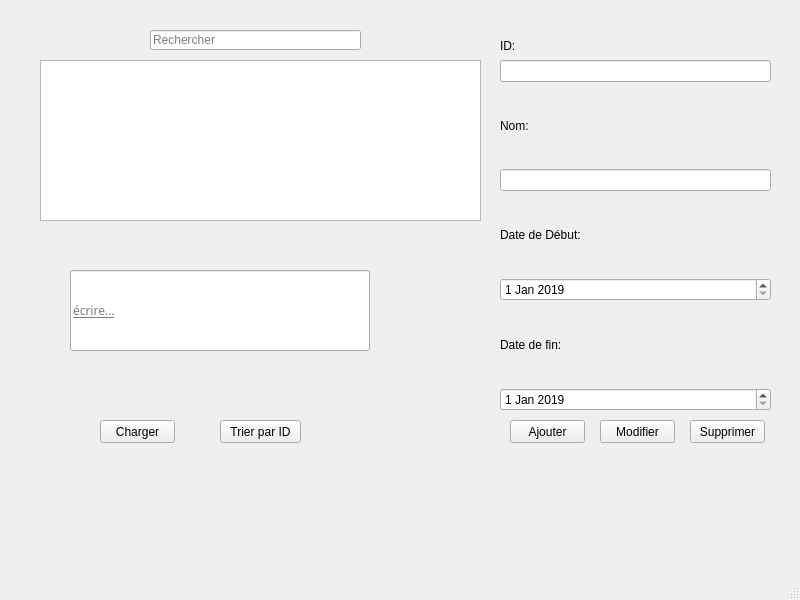
Above: mainwindow.ui from NourBenAmor/TRANSPORTOP before the change. Below: the same form after it.
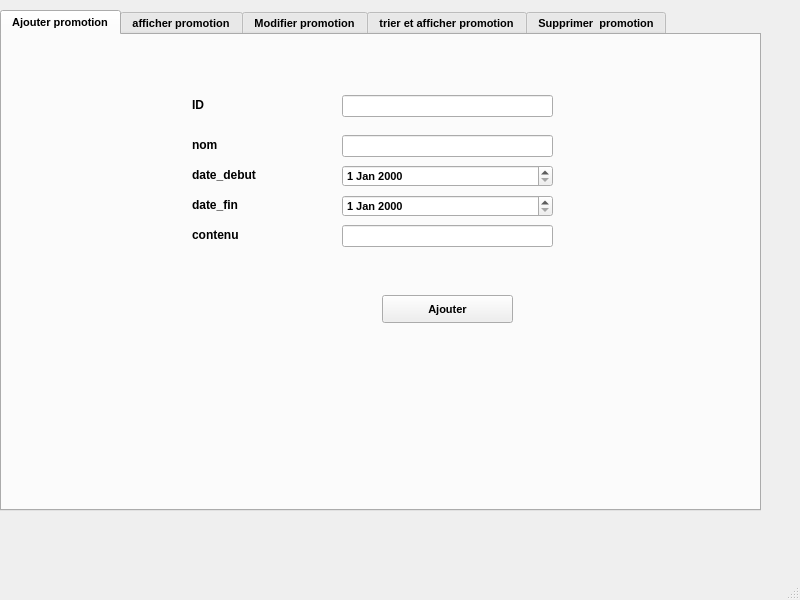
That is the form after the change. The open tabs and pages were chosen to show the change.

Diff of the .ui file:
```diff
--- a/mainwindow.ui
+++ b/mainwindow.ui
@@ -14,295 +14,551 @@
    <string>Gestion des promotions</string>
   </property>
   <widget class="QWidget" name="centralwidget">
-   <widget class="QWidget" name="verticalLayoutWidget">
+   <widget class="QTabWidget" name="tabWidget">
     <property name="geometry">
      <rect>
-      <x>500</x>
-      <y>60</y>
-      <width>271</width>
-      <height>351</height>
+      <x>0</x>
+      <y>10</y>
+      <width>761</width>
+      <height>501</height>
      </rect>
     </property>
-    <layout class="QVBoxLayout" name="verticalLayout">
-     <item>
-      <widget class="QLineEdit" name="lineEdit">
-       <property name="autoFillBackground">
-        <bool>false</bool>
-       </property>
-       <property name="frame">
-        <bool>true</bool>
-       </property>
-       <property name="dragEnabled">
-        <bool>false</bool>
-       </property>
-       <property name="readOnly">
-        <bool>false</bool>
-       </property>
-       <property name="clearButtonEnabled">
-        <bool>true</bool>
-       </property>
-      </widget>
-     </item>
-     <item>
-      <widget class="QLabel" name="label">
+    <property name="font">
+     <font>
+      <pointsize>8</pointsize>
+      <weight>75</weight>
+      <bold>true</bold>
+      <underline>false</underline>
+     </font>
+    </property>
+    <property name="currentIndex">
+     <number>4</number>
+    </property>
+    <widget class="QWidget" name="tab_8">
+     <attribute name="title">
+      <string>Ajouter promotion</string>
+     </attribute>
+     <widget class="QLabel" name="reference">
+      <property name="geometry">
+       <rect>
+        <x>190</x>
+        <y>130</y>
+        <width>111</width>
+        <height>20</height>
+       </rect>
+      </property>
+      <property name="font">
+       <font>
+        <pointsize>9</pointsize>
+        <weight>75</weight>
+        <bold>true</bold>
+        <underline>false</underline>
+       </font>
+      </property>
+      <property name="text">
+       <string>date_debut</string>
+      </property>
+     </widget>
+     <widget class="QLabel" name="quantite">
+      <property name="geometry">
+       <rect>
+        <x>190</x>
+        <y>160</y>
+        <width>81</width>
+        <height>20</height>
+       </rect>
+      </property>
+      <property name="font">
+       <font>
+        <pointsize>9</pointsize>
+        <weight>75</weight>
+        <bold>true</bold>
+        <underline>false</underline>
+       </font>
+      </property>
        <property name="text">
-        <string>Nom:</string>
-       </property>
-      </widget>
-     </item>
-     <item>
-      <widget class="QLineEdit" name="lineEdit_2">
-       <property name="tabletTracking">
-        <bool>false</bool>
-       </property>
-       <property name="autoFillBackground">
-        <bool>false</bool>
-       </property>
-       <property name="frame">
-        <bool>true</bool>
-       </property>
-       <property name="clearButtonEnabled">
-        <bool>true</bool>
-       </property>
-      </widget>
-     </item>
-     <item>
-      <widget class="QLabel" name="label_3">
+       <string>date_fin</string>
+      </property>
+     </widget>
+     <widget class="QLineEdit" name="contenu">
+      <property name="geometry">
+       <rect>
+        <x>340</x>
+        <y>190</y>
+        <width>211</width>
+        <height>22</height>
+       </rect>
+      </property>
+     </widget>
+     <widget class="QLabel" name="prix">
+      <property name="geometry">
+       <rect>
+        <x>190</x>
+        <y>190</y>
+        <width>141</width>
+        <height>20</height>
+       </rect>
+      </property>
+      <property name="font">
+       <font>
+        <pointsize>9</pointsize>
+        <weight>75</weight>
+        <bold>true</bold>
+        <underline>false</underline>
+       </font>
+      </property>
+      <property name="text">
+       <string>contenu</string>
+      </property>
+     </widget>
+     <widget class="QPushButton" name="ajouter">
+      <property name="geometry">
+       <rect>
+        <x>380</x>
+        <y>260</y>
+        <width>131</width>
+        <height>28</height>
+       </rect>
+      </property>
        <property name="text">
-        <string>Date de Début:</string>
-       </property>
-      </widget>
-     </item>
-     <item>
+       <string>Ajouter</string>
+      </property>
+     </widget>
+     <widget class="QLineEdit" name="nom">
+      <property name="geometry">
+       <rect>
+        <x>340</x>
+        <y>100</y>
+        <width>211</width>
+        <height>22</height>
+       </rect>
+      </property>
+     </widget>
+     <widget class="QLabel" name="reference_4">
+      <property name="geometry">
+       <rect>
+        <x>190</x>
+        <y>100</y>
+        <width>111</width>
+        <height>20</height>
+       </rect>
+      </property>
+      <property name="font">
+       <font>
+        <pointsize>9</pointsize>
+        <weight>75</weight>
+        <bold>true</bold>
+        <underline>false</underline>
+       </font>
+      </property>
+      <property name="text">
+       <string>nom</string>
+      </property>
+     </widget>
+     <widget class="QLineEdit" name="ID">
+      <property name="geometry">
+       <rect>
+        <x>340</x>
+        <y>60</y>
+        <width>211</width>
+        <height>22</height>
+       </rect>
+      </property>
+     </widget>
+     <widget class="QLabel" name="reference_6">
+      <property name="geometry">
+       <rect>
+        <x>190</x>
+        <y>60</y>
+        <width>111</width>
+        <height>20</height>
+       </rect>
+      </property>
+      <property name="font">
+       <font>
+        <pointsize>9</pointsize>
+        <weight>75</weight>
+        <bold>true</bold>
+        <underline>false</underline>
+       </font>
+      </property>
+      <property name="text">
+       <string>ID</string>
+      </property>
+     </widget>
       <widget class="QDateEdit" name="dateEdit">
-       <property name="date">
-        <date>
-         <year>2019</year>
-         <month>1</month>
-         <day>1</day>
-        </date>
-       </property>
-      </widget>
-     </item>
-     <item>
-      <widget class="QLabel" name="label_4">
-       <property name="text">
-        <string>Date de fin:</string>
-       </property>
-      </widget>
-     </item>
-     <item>
+      <property name="geometry">
+       <rect>
+        <x>340</x>
+        <y>130</y>
+        <width>211</width>
+        <height>22</height>
+       </rect>
+      </property>
+     </widget>
       <widget class="QDateEdit" name="dateEdit_2">
-       <property name="date">
-        <date>
-         <year>2019</year>
-         <month>1</month>
-         <day>1</day>
-        </date>
-       </property>
-      </widget>
-     </item>
-    </layout>
-   </widget>
-   <widget class="QTableView" name="tableView">
+      <property name="geometry">
+       <rect>
+        <x>340</x>
+        <y>160</y>
+        <width>211</width>
+        <height>22</height>
+       </rect>
+      </property>
+     </widget>
+    </widget>
+    <widget class="QWidget" name="tab_12">
+     <attribute name="title">
+      <string>afficher promotion</string>
+     </attribute>
+     <widget class="QTableView" name="tabemployer_2">
     <property name="geometry">
      <rect>
-      <x>40</x>
-      <y>60</y>
+        <x>140</x>
+        <y>120</y>
       <width>441</width>
-      <height>161</height>
-     </rect>
-    </property>
-    <property name="tabletTracking">
-     <bool>true</bool>
-    </property>
-    <property name="alternatingRowColors">
-     <bool>true</bool>
-    </property>
+        <height>211</height>
+       </rect>
+      </property>
    </widget>
    <widget class="QPushButton" name="pushButton">
     <property name="geometry">
      <rect>
-      <x>510</x>
-      <y>420</y>
-      <width>75</width>
-      <height>23</height>
-     </rect>
-    </property>
-    <property name="acceptDrops">
-     <bool>false</bool>
-    </property>
-    <property name="autoFillBackground">
-     <bool>false</bool>
-    </property>
+        <x>260</x>
+        <y>90</y>
+        <width>191</width>
+        <height>28</height>
+       </rect>
+      </property>
+      <property name="text">
+       <string>afficher</string>
+      </property>
+     </widget>
+    </widget>
+    <widget class="QWidget" name="tab_9">
+     <attribute name="title">
+      <string>Modifier promotion</string>
+     </attribute>
+     <widget class="QPushButton" name="modifier_2">
+      <property name="geometry">
+       <rect>
+        <x>250</x>
+        <y>390</y>
+        <width>201</width>
+        <height>28</height>
+       </rect>
+      </property>
+      <property name="font">
+       <font>
+        <pointsize>8</pointsize>
+        <weight>75</weight>
+        <bold>true</bold>
+        <underline>false</underline>
+       </font>
+      </property>
     <property name="text">
-     <string>Ajouter</string>
-    </property>
-    <property name="checkable">
-     <bool>false</bool>
-    </property>
-    <property name="autoExclusive">
-     <bool>false</bool>
-    </property>
-    <property name="autoDefault">
-     <bool>true</bool>
-    </property>
-    <property name="default">
-     <bool>false</bool>
-    </property>
-    <property name="flat">
-     <bool>false</bool>
-    </property>
-   </widget>
-   <widget class="QPushButton" name="pushButton_3">
+       <string>Modifier Promotion</string>
+      </property>
+     </widget>
+     <widget class="QLabel" name="type_7">
+      <property name="geometry">
+       <rect>
+        <x>160</x>
+        <y>260</y>
+        <width>61</width>
+        <height>20</height>
+       </rect>
+      </property>
+      <property name="font">
+       <font>
+        <pointsize>9</pointsize>
+        <weight>75</weight>
+        <bold>true</bold>
+        <underline>false</underline>
+       </font>
+      </property>
+      <property name="text">
+       <string>date_fin</string>
+      </property>
+     </widget>
+     <widget class="QLineEdit" name="nom1">
+      <property name="geometry">
+       <rect>
+        <x>310</x>
+        <y>200</y>
+        <width>211</width>
+        <height>22</height>
+       </rect>
+      </property>
+     </widget>
+     <widget class="QLabel" name="reference_8">
+      <property name="geometry">
+       <rect>
+        <x>160</x>
+        <y>170</y>
+        <width>111</width>
+        <height>20</height>
+       </rect>
+      </property>
+      <property name="font">
+       <font>
+        <pointsize>9</pointsize>
+        <weight>75</weight>
+        <bold>true</bold>
+        <underline>false</underline>
+       </font>
+      </property>
+      <property name="text">
+       <string>ID</string>
+      </property>
+     </widget>
+     <widget class="QLabel" name="quantite_8">
     <property name="geometry">
      <rect>
-      <x>690</x>
-      <y>420</y>
-      <width>75</width>
-      <height>23</height>
-     </rect>
-    </property>
+        <x>160</x>
+        <y>200</y>
+        <width>81</width>
+        <height>20</height>
+       </rect>
+      </property>
+      <property name="font">
+       <font>
+        <pointsize>9</pointsize>
+        <weight>75</weight>
+        <bold>true</bold>
+        <underline>false</underline>
+       </font>
+      </property>
     <property name="text">
-     <string>Supprimer</string>
-    </property>
-   </widget>
-   <widget class="QPushButton" name="pushButton_2">
+       <string>nom :</string>
+      </property>
+     </widget>
+     <widget class="QComboBox" name="comboBox_3">
     <property name="geometry">
      <rect>
-      <x>600</x>
-      <y>420</y>
-      <width>75</width>
-      <height>23</height>
-     </rect>
-    </property>
+        <x>310</x>
+        <y>170</y>
+        <width>211</width>
+        <height>22</height>
+       </rect>
+      </property>
+     </widget>
+     <widget class="QLabel" name="prix_7">
+      <property name="geometry">
+       <rect>
+        <x>160</x>
+        <y>230</y>
+        <width>141</width>
+        <height>20</height>
+       </rect>
+      </property>
+      <property name="font">
+       <font>
+        <pointsize>9</pointsize>
+        <weight>75</weight>
+        <bold>true</bold>
+        <underline>false</underline>
+       </font>
+      </property>
     <property name="text">
-     <string>Modifier</string>
-    </property>
-   </widget>
-   <widget class="QPushButton" name="pushButton_4">
+       <string>date_debut</string>
+      </property>
+     </widget>
+     <widget class="QLineEdit" name="contenu1">
     <property name="geometry">
      <rect>
-      <x>100</x>
-      <y>420</y>
-      <width>75</width>
-      <height>23</height>
-     </rect>
-    </property>
+        <x>310</x>
+        <y>300</y>
+        <width>211</width>
+        <height>22</height>
+       </rect>
+      </property>
+     </widget>
+     <widget class="QLabel" name="type_8">
+      <property name="geometry">
+       <rect>
+        <x>160</x>
+        <y>300</y>
+        <width>61</width>
+        <height>20</height>
+       </rect>
+      </property>
+      <property name="font">
+       <font>
+        <pointsize>9</pointsize>
+        <weight>75</weight>
+        <bold>true</bold>
+        <underline>false</underline>
+       </font>
+      </property>
     <property name="text">
-     <string>Charger</string>
-    </property>
-   </widget>
-   <widget class="QLabel" name="label_5">
+       <string>contenu</string>
+      </property>
+     </widget>
+     <widget class="QDateEdit" name="dateEdit_3">
     <property name="geometry">
      <rect>
-      <x>0</x>
-      <y>0</y>
-      <width>800</width>
-      <height>600</height>
-     </rect>
-    </property>
+        <x>310</x>
+        <y>230</y>
+        <width>211</width>
+        <height>22</height>
+       </rect>
+      </property>
+     </widget>
+     <widget class="QDateEdit" name="dateEdit_4">
+      <property name="geometry">
+       <rect>
+        <x>310</x>
+        <y>260</y>
+        <width>211</width>
+        <height>22</height>
+       </rect>
+      </property>
+     </widget>
+    </widget>
+    <widget class="QWidget" name="tab_10">
+     <attribute name="title">
+      <string>trier et afficher promotion</string>
+     </attribute>
+     <widget class="QTableView" name="tabemployer">
+      <property name="geometry">
+       <rect>
+        <x>30</x>
+        <y>70</y>
+        <width>661</width>
+        <height>381</height>
+       </rect>
+      </property>
+     </widget>
+     <widget class="QLabel" name="label_31">
+      <property name="geometry">
+       <rect>
+        <x>70</x>
+        <y>40</y>
+        <width>101</width>
+        <height>16</height>
+       </rect>
+      </property>
+      <property name="font">
+       <font>
+        <pointsize>9</pointsize>
+        <weight>75</weight>
+        <bold>true</bold>
+        <underline>false</underline>
+       </font>
+      </property>
     <property name="text">
-     <string/>
-    </property>
-   </widget>
-   <widget class="QLineEdit" name="lineEdit_3">
+       <string>ID</string>
+      </property>
+     </widget>
+     <widget class="QLineEdit" name="lineEdit_19">
+      <property name="geometry">
+       <rect>
+        <x>190</x>
+        <y>40</y>
+        <width>201</width>
+        <height>22</height>
+       </rect>
+      </property>
+     </widget>
+     <widget class="QRadioButton" name="radioButton_3">
     <property name="geometry">
      <rect>
       <x>150</x>
-      <y>30</y>
-      <width>211</width>
+        <y>450</y>
+        <width>95</width>
       <height>20</height>
      </rect>
     </property>
-    <property name="placeholderText">
-     <string>Rechercher</string>
-    </property>
-   </widget>
-   <widget class="QPushButton" name="pushButton_5">
+      <property name="text">
+       <string>croissant</string>
+      </property>
+     </widget>
+     <widget class="QRadioButton" name="radioButton_4">
     <property name="geometry">
      <rect>
-      <x>220</x>
-      <y>420</y>
-      <width>81</width>
-      <height>23</height>
+        <x>310</x>
+        <y>450</y>
+        <width>111</width>
+        <height>20</height>
      </rect>
     </property>
     <property name="text">
-     <string>Trier par ID</string>
-    </property>
-   </widget>
-   <widget class="QLabel" name="label_2">
+       <string>decroissant</string>
+      </property>
+     </widget>
+    </widget>
+    <widget class="QWidget" name="tab_11">
+     <attribute name="title">
+      <string>Supprimer  promotion</string>
+     </attribute>
+     <widget class="QPushButton" name="supprimer">
     <property name="geometry">
      <rect>
-      <x>500</x>
-      <y>-10</y>
-      <width>271</width>
-      <height>111</height>
-     </rect>
-    </property>
+        <x>360</x>
+        <y>170</y>
+        <width>201</width>
+        <height>28</height>
+       </rect>
+      </property>
+      <property name="font">
+       <font>
+        <pointsize>8</pointsize>
+        <weight>75</weight>
+        <bold>true</bold>
+        <underline>false</underline>
+       </font>
+      </property>
     <property name="text">
-     <string>ID:</string>
-    </property>
-   </widget>
-   <widget class="QLineEdit" name="lineEdit_4">
+       <string>Supprimer avion</string>
+      </property>
+     </widget>
+     <widget class="QLineEdit" name="sup">
     <property name="enabled">
-     <bool>true</bool>
+       <bool>false</bool>
     </property>
     <property name="geometry">
      <rect>
-      <x>70</x>
-      <y>270</y>
-      <width>300</width>
-      <height>81</height>
+        <x>570</x>
+        <y>140</y>
+        <width>113</width>
+        <height>22</height>
+       </rect>
+      </property>
+     </widget>
+     <widget class="QLabel" name="reference_sup_4">
+      <property name="geometry">
+       <rect>
+        <x>240</x>
+        <y>140</y>
+        <width>101</width>
+        <height>16</height>
      </rect>
     </property>
     <property name="font">
      <font>
-      <family>Sitka Banner</family>
       <pointsize>9</pointsize>
-      <underline>true</underline>
-     </font>
-    </property>
-    <property name="tabletTracking">
-     <bool>false</bool>
-    </property>
-    <property name="contextMenuPolicy">
-     <enum>Qt::DefaultContextMenu</enum>
-    </property>
-    <property name="acceptDrops">
-     <bool>true</bool>
-    </property>
-    <property name="toolTip">
-     <string/>
-    </property>
-    <property name="accessibleName">
-     <string/>
-    </property>
+        <weight>75</weight>
+        <bold>true</bold>
+        <underline>false</underline>
+       </font>
+      </property>
     <property name="text">
-     <string/>
-    </property>
-    <property name="maxLength">
-     <number>100000</number>
-    </property>
-    <property name="dragEnabled">
-     <bool>true</bool>
-    </property>
-    <property name="placeholderText">
-     <string>écrire...</string>
-    </property>
-   </widget>
-   <zorder>label_5</zorder>
-   <zorder>verticalLayoutWidget</zorder>
-   <zorder>tableView</zorder>
-   <zorder>pushButton</zorder>
-   <zorder>pushButton_3</zorder>
-   <zorder>pushButton_2</zorder>
-   <zorder>pushButton_4</zorder>
-   <zorder>lineEdit_3</zorder>
-   <zorder>pushButton_5</zorder>
-   <zorder>label_2</zorder>
-   <zorder>lineEdit_4</zorder>
+       <string>ID</string>
+      </property>
+     </widget>
+     <widget class="QComboBox" name="comboBox_5">
+      <property name="geometry">
+       <rect>
+        <x>360</x>
+        <y>140</y>
+        <width>201</width>
+        <height>22</height>
+       </rect>
+      </property>
+     </widget>
+    </widget>
+   </widget>
   </widget>
   <widget class="QMenuBar" name="menubar">
    <property name="geometry">
```
Left out of the diff: 4 changed lines with no effect on the pictures. Lines whose indentation alone changed are shown as unchanged.
